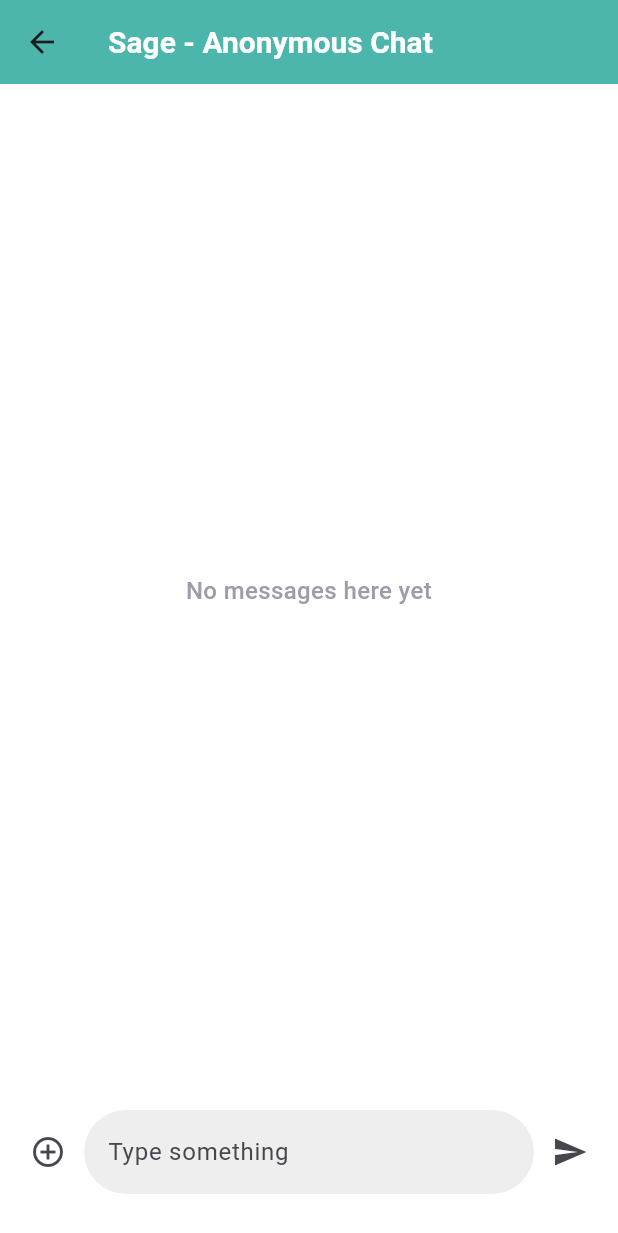
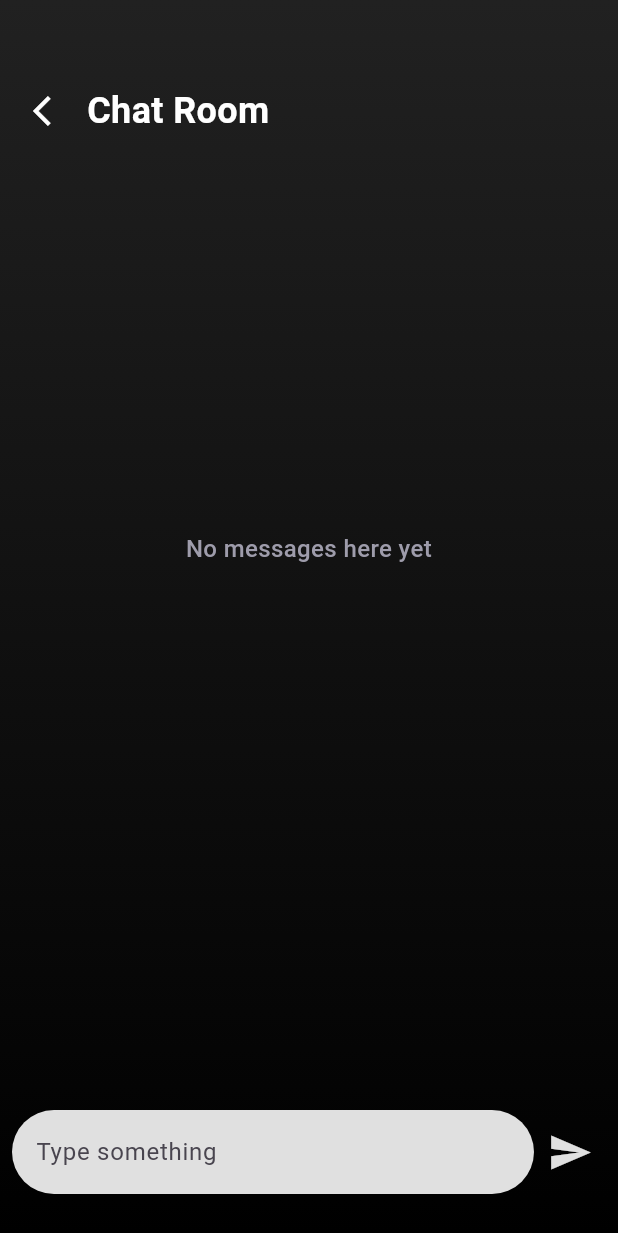
Before and after one commit to ZahaanMahajan/sage, a Flutter app: the ChatView screen opened directly with empty values, on a phone screen of 412 x 824 dp. Shown: the top 1233 px of the screen. Run offline on Flutter 3.47's test engine with Material 3 defaults, Android fonts, the phone set to English and light mode, and no system bars; our stand-ins replace awesome_snackbar_content, bloc, bubble, cloud_firestore, dash_chat_2, either_dart and 10 more; missing offline and left inert: chat_gpt_sdk; accounts and stored records are empty.

Commit message:
FEAT: Chat Ui fixed

```diff
--- a/lib/features/chat/screens/chat_view.dart
+++ b/lib/features/chat/screens/chat_view.dart
@@ -44,18 +44,9 @@ class _ChatViewState extends State<ChatView> with WidgetsBindingObserver {
         if (state is ConversationLoaded) {
           return Scaffold(
             backgroundColor: Colors.white,
-            appBar: AppBar(
-              title: const Text(
-                'Sage - Anonymous Chat',
-                style: TextStyle(
-                  color: Colors.white,
-                  fontWeight: FontWeight.w600,
-                  fontSize: 20,
-                ),
-              ),
-              backgroundColor: Colors.teal.shade300,
-            ),
-            body: StreamBuilder<List<types.Message>>(
+            body: Stack(
+              children: [
+                StreamBuilder<List<types.Message>>(
                   stream: context.read<ConversationBloc>().messageStream,
                   builder: (context, snapshot) {
                     //* ======= Connection Error ======= *//
@@ -75,7 +66,18 @@ class _ChatViewState extends State<ChatView> with WidgetsBindingObserver {
 
                     //* ======= Chat UI ======= *//
                     final messages = snapshot.data!;
-                return Chat(
+                    return Container(
+                      decoration: BoxDecoration(
+                        gradient: LinearGradient(
+                          colors: [
+                            Colors.grey[900]!,
+                            Colors.black,
+                          ],
+                          begin: Alignment.topCenter,
+                          end: Alignment.bottomCenter,
+                        ),
+                      ),
+                      child: Chat(
                         user: cubit.user,
                         messages: messages,
                         showUserAvatars: false,
@@ -88,10 +90,34 @@ class _ChatViewState extends State<ChatView> with WidgetsBindingObserver {
                             cubit.add(SendMessage(message.text)),
                         bubbleBuilder: _bubbleBuilder,
                         theme: const DefaultChatTheme(
-                    backgroundColor: Colors.white,
+                          backgroundColor: Colors.transparent,
+                        ),
                       ),
                     );
                   },
+                ),
+                Positioned(
+                  left: 10,
+                  top: 50,
+                  child: Row(
+                    children: [
+                      IconButton(
+                          onPressed: () => Navigator.of(context).pop(),
+                          icon: const Icon(
+                            Icons.arrow_back_ios,
+                            color: Colors.white,
+                          )),
+                      const Text(
+                        'Chat Room',
+                        style: TextStyle(
+                            color: Colors.white,
+                            fontWeight: FontWeight.bold,
+                            fontSize: 24),
+                      ),
+                    ],
+                  ),
+                ),
+              ],
             ),
           );
         }
@@ -148,8 +174,8 @@ class _ChatViewState extends State<ChatView> with WidgetsBindingObserver {
       Bubble(
         color: context.read<ConversationBloc>().user.id != message.author.id ||
                 message.type == types.MessageType.image
-            ? Colors.teal.shade300
-            : Colors.black,
+            ? Colors.white
+            : Colors.grey.shade700,
         padding: const BubbleEdges.all(0),
         margin: nextMessageInGroup
             ? const BubbleEdges.symmetric(horizontal: 12)
--- a/lib/features/chat/widgets/custom_chat_input.dart
+++ b/lib/features/chat/widgets/custom_chat_input.dart
@@ -27,10 +27,6 @@ class CustomChatInputState extends State<CustomChatInput> {
       margin: const EdgeInsets.fromLTRB(0, 0, 0, 20),
       child: Row(
         children: [
-          IconButton(
-            icon: const Icon(Icons.add_circle_outline),
-            onPressed: () {},
-          ),
           Expanded(
             child: TextField(
               controller: _controller,
@@ -38,7 +34,7 @@ class CustomChatInputState extends State<CustomChatInput> {
               decoration: InputDecoration(
                 hintText: 'Type something',
                 filled: true,
-                fillColor: Colors.grey[200],
+                fillColor: Colors.grey[300],
                 border: OutlineInputBorder(
                   borderRadius: BorderRadius.circular(30),
                   borderSide: BorderSide.none,
@@ -47,7 +43,11 @@ class CustomChatInputState extends State<CustomChatInput> {
             ),
           ),
           IconButton(
-            icon: const Icon(Icons.send),
+            icon: Icon(
+              Icons.send,
+              size: 30,
+              color: Colors.grey[300],
+            ),
             onPressed: _handleSendPressed,
           ),
         ],
--- a/lib/features/chatbot/bloc/chatbot_bloc.dart
+++ b/lib/features/chatbot/bloc/chatbot_bloc.dart
@@ -105,7 +105,8 @@ class ChatBotBloc extends Bloc<ChatBotEvent, ChatBotState> {
                     gender: '${UserSession.instance.gender}',
                     summary: summary,
                     lastMessage: '',
-                    roomName: '${UserSession.instance.uid}',
+                    roomName:
+                        'Student ${UserSession.instance.uid!.substring(1, 4)}',
                     studentId: '${UserSession.instance.uid}',
                     teacherId: '',
                     studentToken: '$studentToken',
```
Also changed, not shown: lib/features/anonymous_chat/screens/anonymous_requests.dart (+48 -20 lines), lib/features/anonymous_chat/screens/teacher_view.dart (+61 -35 lines), lib/features/welcome/screens/splash.dart (+3 -5 lines). Lines whose indentation alone changed are shown as unchanged.
